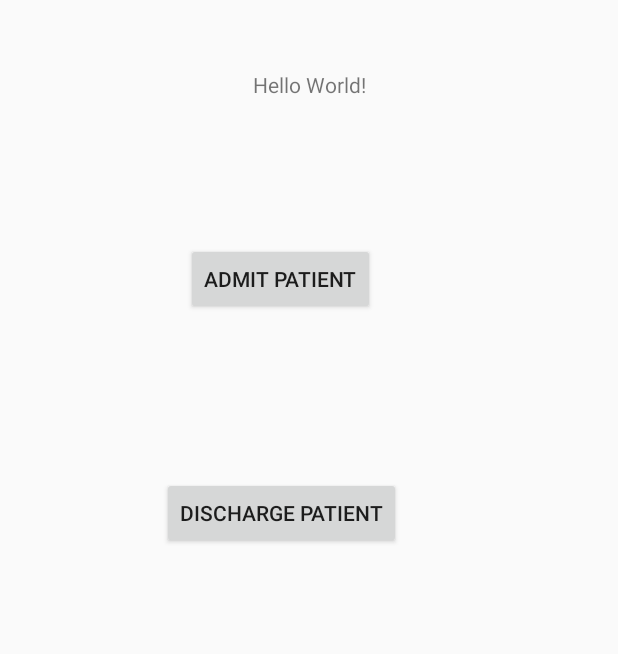
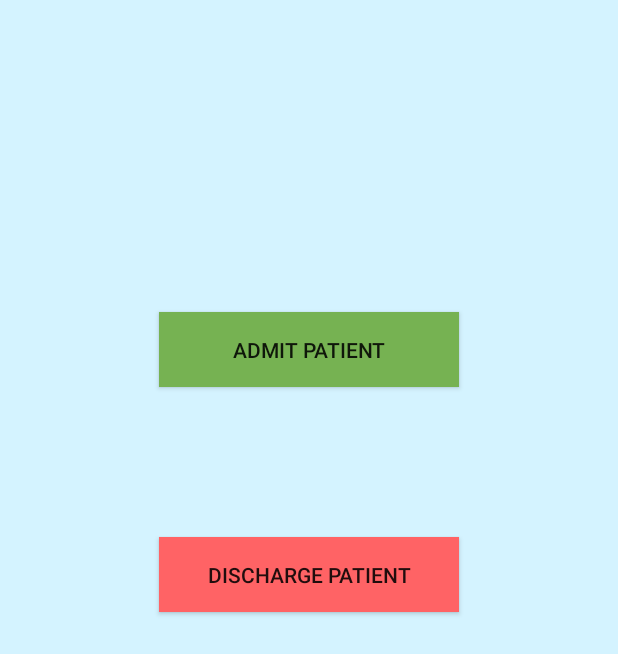
Before and after one commit to CSE-Hack-18/Digital-Coordinator, an Android app: the layout activity_main.xml on its own in the app's theme, with its tools: preview values and no code run, on a phone screen of 412 x 824 dp. Shown: the top 654 px of the screen. Run offline under Robolectric (Android 15) with nearby library versions, the phone set to English and light mode, and no system bars.

Commit message:
Add buttons for admit/discharge and remove title bar

```diff
--- a/app/src/main/java/com/example/dico2/digitalcoordinator/MainActivity.java
+++ b/app/src/main/java/com/example/dico2/digitalcoordinator/MainActivity.java
@@ -2,6 +2,7 @@ package com.example.dico2.digitalcoordinator;
 
 import android.support.v7.app.AppCompatActivity;
 import android.os.Bundle;
+import android.view.Window;
 import android.widget.TextView;
 
 public class MainActivity extends AppCompatActivity {
@@ -9,9 +10,7 @@ public class MainActivity extends AppCompatActivity {
     @Override
     protected void onCreate(Bundle savedInstanceState) {
         super.onCreate(savedInstanceState);
+        requestWindowFeature(Window.FEATURE_NO_TITLE);
         setContentView(R.layout.activity_main);
-
-        TextView header = findViewById(R.id.headerTextview);
-        header.setText("Digital Coordinator");
     }
 }
--- a/app/src/main/res/layout/activity_main.xml
+++ b/app/src/main/res/layout/activity_main.xml
@@ -4,36 +4,31 @@
     xmlns:tools="http://schemas.android.com/tools"
     android:layout_width="match_parent"
     android:layout_height="match_parent"
+    android:background="#D4F3FF"
     tools:context=".MainActivity">
 
-    <TextView
-        android:id="@+id/headerTextview"
-        android:layout_width="wrap_content"
-        android:layout_height="wrap_content"
-        android:text="Hello World!"
-        app:layout_constraintBottom_toBottomOf="parent"
-        app:layout_constraintLeft_toLeftOf="parent"
-        app:layout_constraintRight_toRightOf="parent"
-        app:layout_constraintTop_toTopOf="parent"
-        app:layout_constraintVertical_bias="0.058" />
 
     <Button
         android:id="@+id/button"
-        android:layout_width="wrap_content"
-        android:layout_height="wrap_content"
-        android:layout_marginStart="124dp"
-        android:layout_marginTop="96dp"
+        android:layout_width="200dp"
+        android:layout_height="50dp"
+        android:layout_marginTop="208dp"
+        android:background="#76B252"
         android:text="Admit Patient"
+        app:layout_constraintBottom_toTopOf="@+id/button2"
+        app:layout_constraintEnd_toEndOf="parent"
+        app:layout_constraintHorizontal_bias="0.5"
         app:layout_constraintStart_toStartOf="parent"
-        app:layout_constraintTop_toBottomOf="@+id/headerTextview" />
+        app:layout_constraintTop_toTopOf="parent" />
 
     <Button
         android:id="@+id/button2"
-        android:layout_width="wrap_content"
-        android:layout_height="wrap_content"
-        android:layout_marginStart="108dp"
-        android:layout_marginTop="108dp"
+        android:layout_width="200dp"
+        android:layout_height="50dp"
+        android:layout_marginTop="100dp"
+        android:background="#FF6365"
         android:text="Discharge Patient"
+        app:layout_constraintEnd_toEndOf="parent"
         app:layout_constraintStart_toStartOf="parent"
         app:layout_constraintTop_toBottomOf="@+id/button" />
 
--- a/app/src/main/res/values/styles.xml
+++ b/app/src/main/res/values/styles.xml
@@ -1,7 +1,7 @@
 <resources>
 
     <!-- Base application theme. -->
-    <style name="AppTheme" parent="Theme.AppCompat.Light.DarkActionBar">
+    <style name="AppTheme" parent="Theme.AppCompat.Light.NoActionBar">
         <!-- Customize your theme here. -->
         <item name="colorPrimary">@color/colorPrimary</item>
         <item name="colorPrimaryDark">@color/colorPrimaryDark</item>
```
